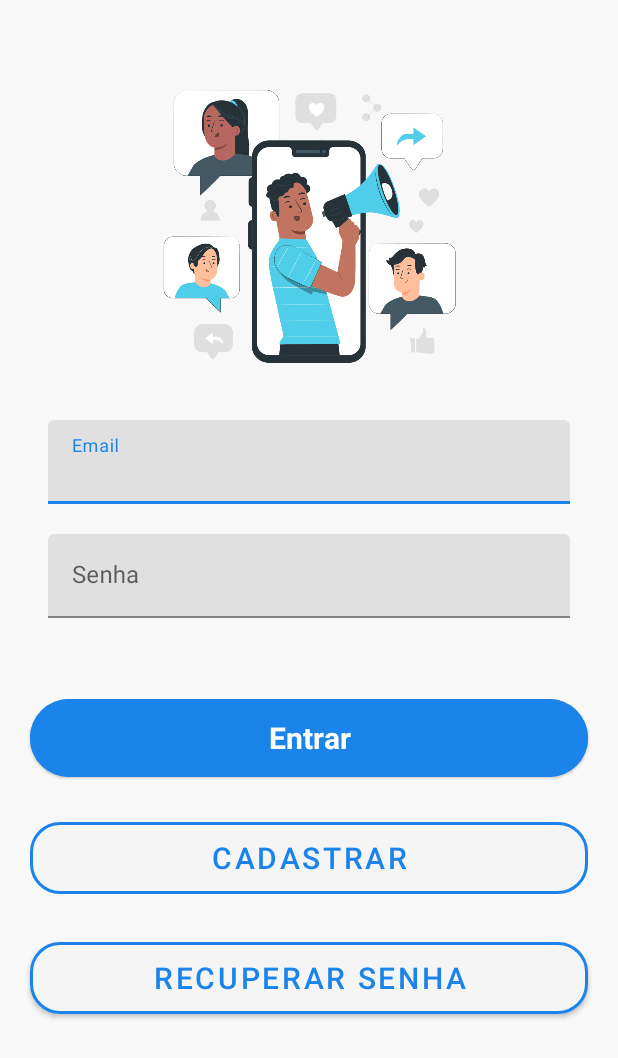
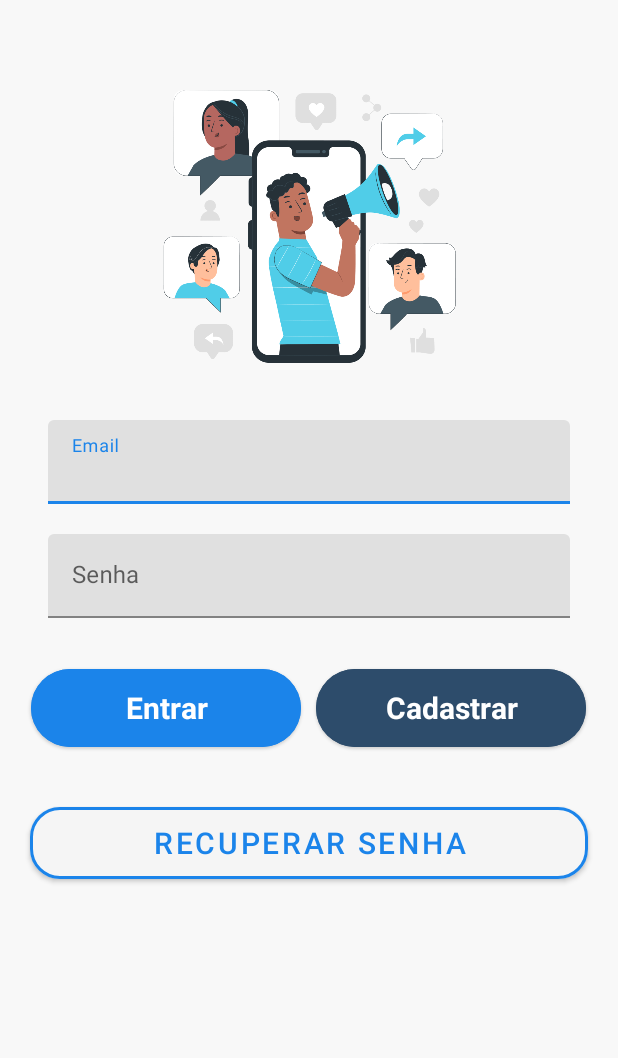
Before and after one commit to lamarcaa/desafio_mobiles, an Android app: the screen it shows after launch (MainActivity), on a phone screen of 412 x 824 dp. Shown: the top 1058 px of the screen. Run offline under Robolectric (Android 15) with nearby library versions, the light colour scheme and no system bars; our stand-ins replace Firebase (no records; nobody signed in at launch, a user with empty details on screens opened directly).

Commit message:
Campos validados, strings e colors arrumadas

```diff
--- a/app/src/main/java/pi_estagio/br/CadastroVagaActivity.kt
+++ b/app/src/main/java/pi_estagio/br/CadastroVagaActivity.kt
@@ -29,7 +29,11 @@ class CadastroVagaActivity : Fragment() {
 
         binding.btnCadastarVaga.setOnClickListener {
 
-            if (binding.cadastroTitulo.toString().isEmpty()) {
+            if (binding.anuncianteVaga.text.toString().isEmpty() || binding.tituloVaga.text.toString().isEmpty() ||
+                    binding.resumoVaga.text.toString().isEmpty() || binding.areaConhecimentoVaga.text.toString().isEmpty() ||
+                    binding.localidadeVaga.text.toString().isEmpty() || binding.remuneracaoVaga.text.toString().isEmpty() ||
+                    binding.telefoneVaga.text.toString().isEmpty() || binding.emailVaga.text.toString().isEmpty() ||
+                    binding.emailVaga.text.toString().isEmpty()){
                 Toast.makeText(requireContext(), "Campos não preenchidos", Toast.LENGTH_SHORT)
                     .show()
             } else {
--- a/app/src/main/java/pi_estagio/br/PerfilFragment.kt
+++ b/app/src/main/java/pi_estagio/br/PerfilFragment.kt
@@ -49,7 +49,6 @@ class PerfilFragment : Fragment() {
             }
 
 
-
         binding.btnEditarPerfil.setOnClickListener {
 
 
--- a/app/src/main/res/layout/activity_cadastro_conta.xml
+++ b/app/src/main/res/layout/activity_cadastro_conta.xml
@@ -107,7 +107,7 @@
         android:id="@+id/tipoInteressado"
         android:layout_width="wrap_content"
         android:layout_height="wrap_content"
-        android:checked="false"
+        android:checked="true"
         android:text="@string/interessado"/>
 
     <CheckBox
@@ -116,6 +116,7 @@
         android:layout_height="wrap_content"
         android:layout_below="@+id/cad_conf_senha"
         android:layout_centerInParent="true"
+
         android:layout_marginTop="20dp"
         android:layout_toRightOf="@+id/tipoInteressado"
         android:text="@string/anunciante" />
--- a/app/src/main/res/layout/activity_main.xml
+++ b/app/src/main/res/layout/activity_main.xml
@@ -5,7 +5,8 @@
     xmlns:tools="http://schemas.android.com/tools"
     android:background="#F8F8F8"
     android:paddingTop="50dp"
-    tools:context=".MainActivity">
+    tools:context=".MainActivity"
+    android:orientation="vertical">
 
     <!--logo da plataforma-->
     <ImageView
@@ -54,50 +55,48 @@
 
     </com.google.android.material.textfield.TextInputLayout>
 
+    <LinearLayout
+        android:id="@+id/ly_btn"
+        android:layout_below="@id/ly_login_senha"
+        android:layout_width="match_parent"
+        android:layout_height="80dp"
+        android:orientation="horizontal"
+        android:gravity="center"
+        android:layout_marginTop="20dp"
+        android:layout_marginBottom="20dp">
 
         <!--botao entrar-->
         <com.google.android.material.button.MaterialButton
             android:id="@+id/btn_logar"
             style="@style/Widget.Material3.Button.ElevatedButton"
-        android:layout_width="match_parent"
+            android:layout_width="180dp"
             android:layout_height="60dp"
-        android:layout_below="@id/ly_login_senha"
-
-        android:layout_centerInParent="true"
-        android:layout_marginStart="20dp"
-        android:layout_marginTop="50dp"
-        android:layout_marginEnd="20dp"
-        android:layout_marginBottom="20dp"
             android:backgroundTint="@color/primary_blue"
             android:text="@string/btn_entrar"
             android:textColor="#FFF"
             android:textSize="20sp"
-        android:textStyle="bold" />
+            android:textStyle="bold"
+            android:layout_marginRight="10dp"/>
 
         <!--botao cadastrar-->
         <com.google.android.material.button.MaterialButton
             android:id="@+id/btn_cadastrar"
-        style="?attr/materialButtonOutlinedStyle"
-        android:layout_width="match_parent"
+            style="@style/Widget.Material3.Button.ElevatedButton"
+            android:layout_width="180dp"
             android:layout_height="60dp"
-        android:layout_below="@id/btn_logar"
-        android:layout_centerInParent="true"
-        android:layout_marginStart="20dp"
-        android:layout_marginEnd="20dp"
-        android:layout_marginBottom="20dp"
-        android:text="@string/btn_cadastrar"
-        android:textColor="@color/primary_blue"
+            android:backgroundTint="@color/secondary_blue"
+            android:text="@string/efetuarCadastro"
+            android:textColor="#FFF"
             android:textSize="20sp"
-        app:backgroundTint="@color/background"
-        app:cornerRadius="20dp"
-        app:strokeColor="@color/primary_blue"
-        app:strokeWidth="2dp" />
+            android:textStyle="bold" />
+
+    </LinearLayout>
 
     <com.google.android.material.button.MaterialButton
         android:id="@+id/btn_recuperarSenha"
         android:layout_width="match_parent"
         android:layout_height="60dp"
-        android:layout_below="@id/btn_cadastrar"
+        android:layout_below="@id/ly_btn"
         android:layout_centerInParent="true"
         android:layout_marginStart="20dp"
         android:layout_marginEnd="20dp"
--- a/app/src/main/res/layout/activity_recuperar_senha.xml
+++ b/app/src/main/res/layout/activity_recuperar_senha.xml
@@ -12,7 +12,7 @@
         android:id="@+id/img_logo"
         android:layout_width="150dp"
         android:layout_height="150dp"
-        android:src="@drawable/logo"
+        android:src="@drawable/icon_login"
         android:layout_centerHorizontal="true"/>
 
     <!--texto do input-->
--- a/app/src/main/res/layout/fragment_edicao_perfil.xml
+++ b/app/src/main/res/layout/fragment_edicao_perfil.xml
@@ -19,7 +19,7 @@
             app:layout_constraintEnd_toEndOf="parent"
             app:layout_constraintStart_toStartOf="parent"
             app:layout_constraintTop_toTopOf="parent"
-            tools:src="@drawable/logo" />
+            tools:src="@drawable/icon_login" />
 
         <com.google.android.material.textfield.TextInputLayout
             android:id="@+id/editNome"
@@ -65,7 +65,7 @@
             android:layout_marginStart="20dp"
             android:layout_marginEnd="40dp"
             android:layout_marginBottom="20dp"
-            android:backgroundTint="@color/white"
+            android:backgroundTint="@color/background"
             app:strokeWidth="2dp"
             app:strokeColor="@color/primary_blue"
             android:text="@string/sairPerfil"
--- a/app/src/main/res/layout/fragment_perfil.xml
+++ b/app/src/main/res/layout/fragment_perfil.xml
@@ -15,7 +15,7 @@
             android:layout_width="150dp"
             android:layout_height="150dp"
             android:layout_marginTop="80dp"
-            android:src="@drawable/logo"
+            android:src="@drawable/icon_login"
             app:layout_constraintEnd_toEndOf="parent"
             app:layout_constraintStart_toStartOf="parent"
             app:layout_constraintTop_toTopOf="parent" />
@@ -66,7 +66,7 @@
             android:layout_marginStart="20dp"
             android:layout_marginEnd="40dp"
             android:layout_marginBottom="20dp"
-            android:backgroundTint="@color/white"
+            android:backgroundTint="@color/background"
             app:strokeWidth="2dp"
             app:strokeColor="@color/primary_blue"
             android:text="@string/sairPerfil"
--- a/app/src/main/res/values/colors.xml
+++ b/app/src/main/res/values/colors.xml
@@ -1,10 +1,10 @@
 <?xml version="1.0" encoding="utf-8"?>
 <resources>
     <color name="primary_blue">#1B84EA</color>
-    <color name="secondary_blue">#245c69</color>
+    <color name="secondary_blue">#2D4C6B</color>
     <color name="ligth_blue">#dff9ff</color>
-    <color name="primary_red">#FE2E2E</color>
-    <color name="white">#DADADA</color>
+    <color name="primary_red">#EB3F34</color>
+    <color name="white">#fff</color>
     <color name="black">#7D7D7D</color>
     <color name="background">#F5F5F5</color>
     <color name="txt_color_1">#7D7D7D</color>
--- a/app/src/main/res/values/strings.xml
+++ b/app/src/main/res/values/strings.xml
@@ -17,7 +17,7 @@
     <string name="confirmarSenha">Confirmar Senha</string>
     <string name="interessado">INTERESSADO</string>
     <string name="anunciante">ANUNCIANTE</string>
-    <string name="efetuarCadastro">Efetuar Cadastro</string>
+    <string name="efetuarCadastro">Cadastrar</string>
 
     <!--    tela de cadastro vaga-->
 
@@ -64,6 +64,8 @@
     <string name="area">Area: %1$s</string>
     <string name="remuneracao">Remuneração: %1$s</string>
     <string name="localidade">Localidade: %1$s</string>
+    <string name="visualizar">Visualizar</string>
+    <string name="deletarCard">Deletar</string>
 
     <!--    Perfil-->
     <string name="dadosPerfil">SUAS INFORMAÇÕES</string>
```
Also changed, not shown: app/src/main/java/pi_estagio/br/CadastroContaActivity.kt (+7 -1 lines), app/src/main/java/pi_estagio/br/EditarPerfilActivity.kt (+5 -4 lines), app/src/main/java/pi_estagio/br/RecuperarSenhaActivity.kt (+8 -0 lines), app/src/main/res/layout/activity_card_resumo.xml (+36 -14 lines). Lines whose indentation alone changed are shown as unchanged.
